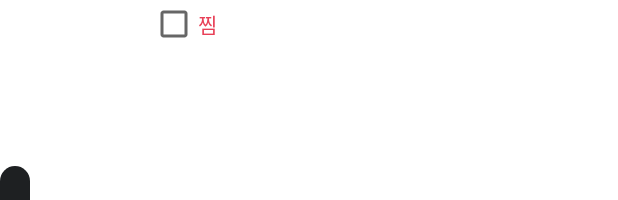
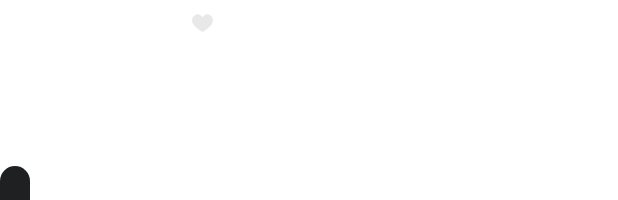
Before and after one commit to dienos/restaurants, an Android app: the layout restaurant_item.xml on its own in the app's theme, with its tools: preview values and no code run, on a phone screen of 412 x 824 dp. Shown: the top 200 px of the screen. Run offline under Robolectric (Android 15) with nearby library versions, the phone set to English and light mode, and no system bars; network calls fail.

Commit message:
찜하기 로티 애니메이션 적용

```diff
--- a/buildSrc/src/main/kotlin/Dependencies.kt
+++ b/buildSrc/src/main/kotlin/Dependencies.kt
@@ -45,6 +45,11 @@ object Config {
         }
 
         const val recyclerView = "androidx.recyclerview:recyclerview:1.2.1"
+    }
+
+    object Lottie {
+        private const val lottieVersion = "5.2.0"
+        const val lottie = "com.airbnb.android:lottie:$lottieVersion"
     }
 
     object Glide {
--- a/domain/src/main/kotlin/jth/kr/co/tabling/domain/mapper/RestaurantMapper.kt
+++ b/domain/src/main/kotlin/jth/kr/co/tabling/domain/mapper/RestaurantMapper.kt
@@ -32,11 +32,11 @@ object RestaurantMapper {
             tags = tags,
             waitingCount = dto.waitingCount?.let {
                 if(it == 0) {
-                    "대기 없음"
+                    "즉시입장"
                 } else {
                     "대기 : $it"
                 }
-            }?: "대기 없음",
+            }?: "즉시입장",
         )
     }
 }
--- a/ui/build.gradle.kts
+++ b/ui/build.gradle.kts
@@ -55,9 +55,6 @@ dependencies {
     implementation(Config.Kotlin.Coroutine.coroutines)
     testImplementation(Config.Kotlin.Coroutine.coroutineTest)
 
-    implementation(Config.Google.playServiceAuth)
-    implementation(Config.Google.playServiceLocation)
-
     implementation(Config.Android.KTX.activity)
     implementation(Config.Android.KTX.fragment)
     implementation(Config.Android.recyclerView)
@@ -67,6 +64,8 @@ dependencies {
 
     implementation(Config.Android.Splash.splashScreen)
 
+    implementation(Config.Lottie.lottie)
+
     implementation(Config.Android.core)
     implementation( Config.Android.appcompat)
     implementation( Config.Android.material)
--- a/ui/src/main/res/layout/restaurant_item.xml
+++ b/ui/src/main/res/layout/restaurant_item.xml
@@ -28,14 +28,15 @@
             android:layout_height="150dp"
             app:restaurant_image="@{item.thumbnail}">
 
-            <CheckBox
-                android:layout_width="wrap_content"
-                android:layout_height="wrap_content"
-                android:layout_marginEnd="5dp"
+            <com.airbnb.lottie.LottieAnimationView
+                android:id="@+id/favorite_btn"
+                android:layout_width="30dp"
+                android:layout_height="30dp"
                 android:layout_alignParentEnd="true"
-                android:checked="@{item.isFavorite}"
-                android:text="@string/favorite"
-                android:textColor="@color/darkish_pink" />
+                android:onClick="@{(v) -> adapter.onFavoriteClick(v, item.isFavorite) }"
+                app:lottie_autoPlay="false"
+                app:lottie_fileName="heart.json"
+                app:lottie_loop="false" />
 
             <TextView
                 android:layout_width="wrap_content"
```
Also changed, not shown: ui/src/main/assets/heart.json (added, +1 -0 lines), ui/src/main/kotlin/jth/kr/co/tabling/ui/views/main/RestaurantListAdapter.kt (+19 -1 lines).
